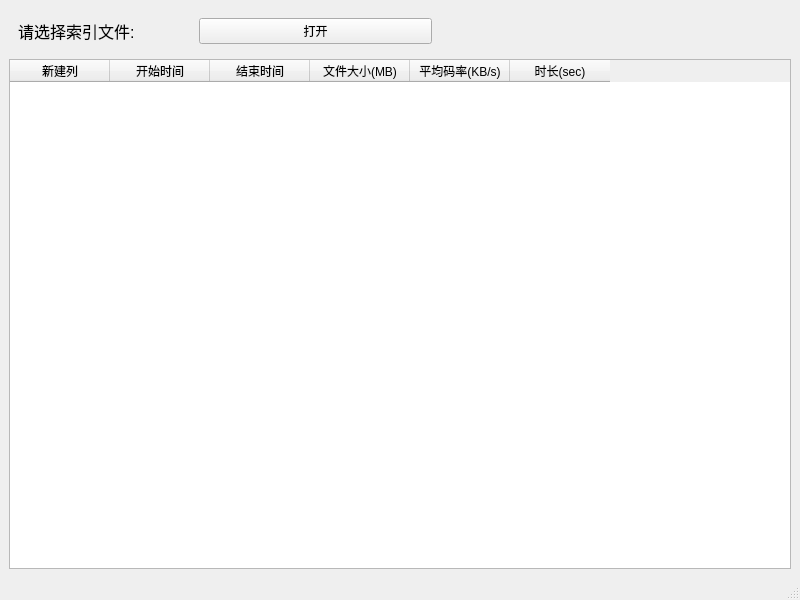
First picture: the form in View/sub_parse_index/parse_index.ui, repository huguanghui/gm_tool, before the edit.
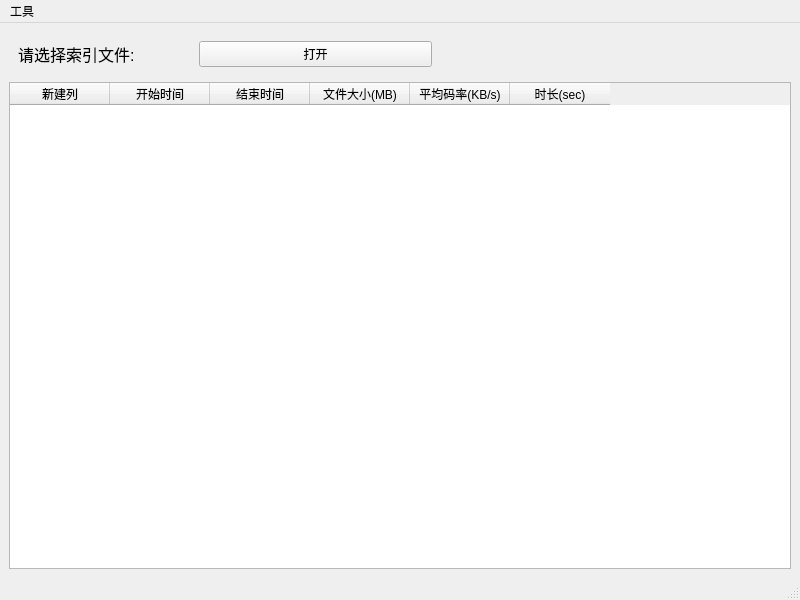
Second picture: the form after the edit.

Commit message: feat 解决工具切换异常问题

What changed in the file:
```diff
--- a/View/sub_parse_index/parse_index.ui
+++ b/View/sub_parse_index/parse_index.ui
@@ -98,6 +98,12 @@
      <height>23</height>
     </rect>
    </property>
+   <widget class="QMenu" name="menu">
+    <property name="title">
+     <string>工具</string>
+    </property>
+   </widget>
+   <addaction name="menu"/>
   </widget>
   <widget class="QStatusBar" name="statusbar"/>
  </widget>
```
Left out of the diff: 3 changed lines with no effect on the pictures. The commit also changes 5 other files.
